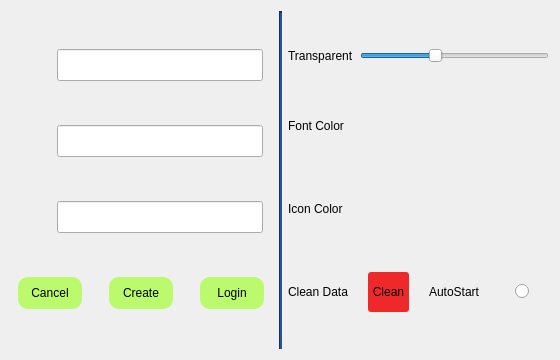
Above: deltaNote-window-client/login.ui from delta1037/deltaNote before the change. Below: the same form after it.
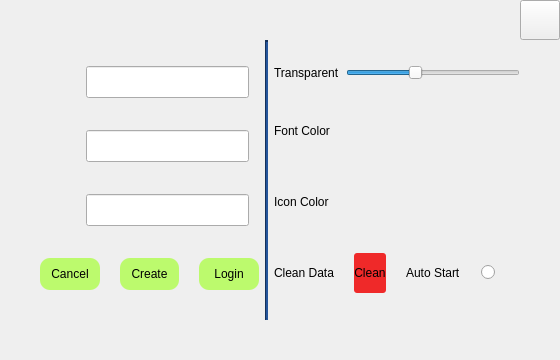
That is the form after the change. Icons and pictures are not drawn.

Patch:
```diff
--- a/deltaNote-window-client/login.ui
+++ b/deltaNote-window-client/login.ui
@@ -37,14 +37,50 @@
   <property name="sizeGripEnabled">
    <bool>false</bool>
   </property>
-  <layout class="QHBoxLayout" name="horizontalLayout_11">
+  <layout class="QGridLayout" name="gridLayout" rowstretch="99,0" columnstretch="99,0">
+   <property name="sizeConstraint">
+    <enum>QLayout::SetDefaultConstraint</enum>
+   </property>
+   <property name="leftMargin">
+    <number>40</number>
+   </property>
+   <property name="topMargin">
+    <number>0</number>
+   </property>
+   <property name="rightMargin">
+    <number>0</number>
+   </property>
+   <property name="bottomMargin">
+    <number>40</number>
+   </property>
+   <property name="spacing">
+    <number>0</number>
+   </property>
+   <item row="0" column="0">
+    <spacer name="horizontalSpacer">
+     <property name="orientation">
+      <enum>Qt::Horizontal</enum>
+     </property>
+     <property name="sizeHint" stdset="0">
+      <size>
+       <width>1</width>
+       <height>1</height>
+      </size>
+     </property>
+    </spacer>
+   </item>
+   <item row="1" column="0">
+    <layout class="QHBoxLayout" name="horizontalLayout">
+     <property name="spacing">
+      <number>6</number>
+     </property>
    <item>
-    <layout class="QVBoxLayout" name="verticalLayout">
+      <layout class="QVBoxLayout" name="verticalLayout_0">
      <property name="spacing">
       <number>6</number>
      </property>
      <item>
-      <layout class="QHBoxLayout" name="horizontalLayout_2">
+        <layout class="QHBoxLayout" name="horizontalLayout_0">
        <property name="rightMargin">
         <number>10</number>
        </property>
@@ -102,7 +138,7 @@
       </layout>
      </item>
      <item>
-      <layout class="QHBoxLayout" name="horizontalLayout_3">
+        <layout class="QHBoxLayout" name="horizontalLayout_1">
        <property name="rightMargin">
         <number>10</number>
        </property>
@@ -160,7 +196,7 @@
       </layout>
      </item>
      <item>
-      <layout class="QHBoxLayout" name="horizontalLayout_4">
+        <layout class="QHBoxLayout" name="horizontalLayout_2">
        <property name="rightMargin">
         <number>10</number>
        </property>
@@ -227,7 +263,7 @@
       </layout>
      </item>
      <item>
-      <layout class="QHBoxLayout" name="horizontalLayout">
+        <layout class="QHBoxLayout" name="horizontalLayout_3">
        <property name="spacing">
         <number>20</number>
        </property>
@@ -339,9 +375,9 @@
     </widget>
    </item>
    <item>
-    <layout class="QVBoxLayout" name="verticalLayout_2">
+      <layout class="QVBoxLayout" name="verticalLayout_1">
      <item>
-      <layout class="QHBoxLayout" name="horizontalLayout_5">
+        <layout class="QHBoxLayout" name="horizontalLayout_4">
        <item>
         <widget class="QLabel" name="transparentLabel">
          <property name="text">
@@ -377,7 +413,7 @@
       </layout>
      </item>
      <item>
-      <layout class="QHBoxLayout" name="horizontalLayout_6">
+        <layout class="QHBoxLayout" name="horizontalLayout_5">
        <item>
         <widget class="QLabel" name="fontColorLabel">
          <property name="text">
@@ -411,7 +447,7 @@
       </layout>
      </item>
      <item>
-      <layout class="QHBoxLayout" name="horizontalLayout_7">
+        <layout class="QHBoxLayout" name="horizontalLayout_6">
        <item>
         <widget class="QLabel" name="IconColorLabel">
          <property name="text">
@@ -449,7 +485,7 @@
         <number>20</number>
        </property>
        <item>
-        <layout class="QHBoxLayout" name="horizontalLayout_8">
+          <layout class="QHBoxLayout" name="horizontalLayout_7">
          <item>
           <widget class="QLabel" name="clearDataLabel">
            <property name="text">
@@ -483,14 +519,17 @@
         </layout>
        </item>
        <item>
-        <layout class="QHBoxLayout" name="horizontalLayout_9">
+          <layout class="QHBoxLayout" name="horizontalLayout_8">
+           <property name="leftMargin">
+            <number>0</number>
+           </property>
          <property name="rightMargin">
-          <number>20</number>
+            <number>25</number>
          </property>
          <item>
-          <widget class="QLabel" name="clearDataLabel_2">
+            <widget class="QLabel" name="label">
            <property name="text">
-            <string>AutoStart</string>
+              <string>Auto Start</string>
            </property>
           </widget>
          </item>
@@ -509,6 +548,50 @@
       </layout>
      </item>
     </layout>
+     </item>
+    </layout>
+   </item>
+   <item row="0" column="1">
+    <widget class="QPushButton" name="exit">
+     <property name="minimumSize">
+      <size>
+       <width>40</width>
+       <height>40</height>
+      </size>
+     </property>
+     <property name="maximumSize">
+      <size>
+       <width>40</width>
+       <height>40</height>
+      </size>
+     </property>
+     <property name="text">
+      <string/>
+     </property>
+     <property name="icon">
+      <iconset resource="icon.qrc">
+       <normaloff>:/resource/exit.svg</normaloff>:/resource/exit.svg</iconset>
+     </property>
+     <property name="iconSize">
+      <size>
+       <width>40</width>
+       <height>40</height>
+      </size>
+     </property>
+    </widget>
+   </item>
+   <item row="1" column="1">
+    <spacer name="verticalSpacer">
+     <property name="orientation">
+      <enum>Qt::Vertical</enum>
+     </property>
+     <property name="sizeHint" stdset="0">
+      <size>
+       <width>20</width>
+       <height>40</height>
+      </size>
+     </property>
+    </spacer>
    </item>
   </layout>
  </widget>
```
Left out of the diff: 4 changed lines with no effect on the pictures. Lines whose indentation alone changed are shown as unchanged.
